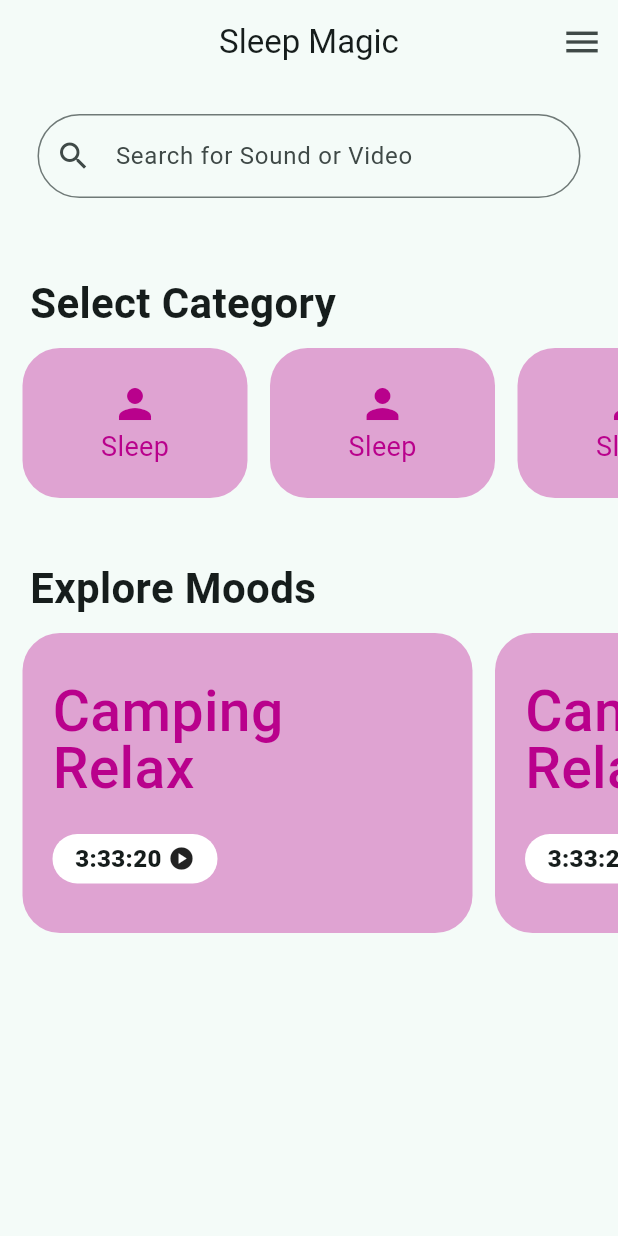
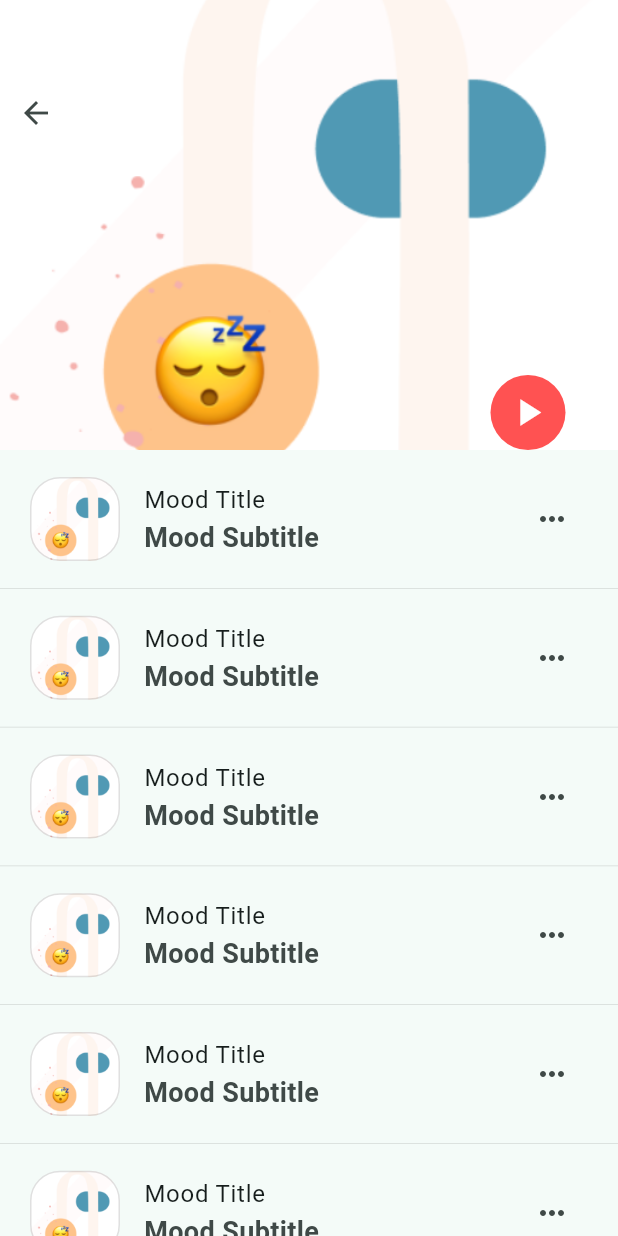
Before and after one commit to axornam/sleep_magic, a Flutter app: the HomeScreen screen opened directly, after a tap on "Camping Relax", on a phone screen of 412 x 824 dp. Run offline on Flutter 3.47's test engine with Material 2 defaults, Android fonts, the phone set to English and light mode, and no system bars.

Commit message:
add moode details page

```diff
--- a/lib/screens/home/home_screen.dart
+++ b/lib/screens/home/home_screen.dart
@@ -1,5 +1,7 @@
 import 'package:flutter/material.dart';
 import 'dart:math';
+
+import 'package:sleep_magic/screens/moods/mood_screen.dart';
 
 class HomeScreen extends StatefulWidget {
   const HomeScreen({super.key, required this.title});
@@ -210,7 +212,17 @@ class _HomeScreenState extends State<HomeScreen> {
             ],
           ),
         ),
-        onTap: () {},
+        onTap: () {
+          Navigator.of(context).push(
+            MaterialPageRoute(
+              builder: (_) => const MoodScreen(
+                moodId: "Camping Relax",
+                playTime: "20000",
+                noOfSongs: 20,
+              ),
+            ),
+          );
+        },
       ),
     );
   }
--- /dev/null
+++ b/lib/screens/moods/mood_screen.dart
@@ -0,0 +1,148 @@
+import 'package:flutter/material.dart';
+
+class MoodScreen extends StatefulWidget {
+  const MoodScreen(
+      {super.key, required this.moodId, String? playTime, int? noOfSongs});
+
+  final String moodId;
+  //final String playTime = null;
+  //final String noOfSongs = null;
+
+  @override
+  State<MoodScreen> createState() => _MoodScreenState();
+}
+
+class _MoodScreenState extends State<MoodScreen> {
+  @override
+  Widget build(BuildContext context) {
+    return Scaffold(
+      //appBar: AppBar(),
+      appBar: _customAppBar(),
+      body: Column(
+        children: [
+          //Container(
+          //decoration: const BoxDecoration(
+          //image: DecorationImage(
+          //image: AssetImage('assets/images/sleep_emoji.png'),
+          //fit: BoxFit.cover,
+          //),
+          //),
+          //height: 200,
+          //),
+          Expanded(
+            flex: 1,
+            child: ListView.builder(
+              itemBuilder: (context, index) =>
+                  _moodPlayList("Mood Title", "Mood Subtitle", ""),
+            ),
+          ),
+        ],
+      ),
+    );
+  }
+
+  PreferredSizeWidget _customAppBar() {
+    return PreferredSize(
+      preferredSize: const Size(300, 300),
+      child: Stack(
+        children: [
+          Align(
+            child: Container(
+              height: 300,
+              decoration: const BoxDecoration(
+                image: DecorationImage(
+                  image: AssetImage('assets/images/sleep_emoji.png'),
+                  fit: BoxFit.cover,
+                ),
+              ),
+            ),
+          ),
+          Align(
+            alignment: Alignment.topLeft,
+            child: SizedBox(
+              height: 150,
+              child: Row(
+                children: [
+                  IconButton(
+                    onPressed: () => Navigator.of(context).pop(),
+                    icon: const Icon(
+                      Icons.arrow_back,
+                    ),
+                  ),
+                ],
+              ),
+            ),
+          ),
+          Align(
+            alignment: Alignment.bottomRight,
+            child: Padding(
+              padding: const EdgeInsets.only(
+                top: 150,
+                left: 120,
+                right: 35,
+              ),
+              child: Container(
+                height: 50,
+                width: 50,
+                decoration: const BoxDecoration(
+                  color: Colors.redAccent,
+                  borderRadius: BorderRadius.all(Radius.circular(200)),
+                ),
+                child: IconButton(
+                  onPressed: () {},
+                  iconSize: 30,
+                  icon: const Icon(
+                    Icons.play_arrow,
+                    color: Colors.white,
+                  ),
+                ),
+              ),
+            ),
+          ),
+        ],
+      ),
+    );
+  }
+
+  Widget _moodPlayList(String title, String subtitle, String imgPath) {
+    return ListTile(
+      contentPadding: const EdgeInsets.symmetric(horizontal: 20, vertical: 10),
+      shape: const Border(
+        bottom: BorderSide(width: 0.5, color: Color(0x22000000)),
+      ),
+      leading: Container(
+        height: 60,
+        width: 60,
+        decoration: BoxDecoration(
+          border: Border.all(color: Colors.black12),
+          borderRadius: const BorderRadius.all(
+            Radius.circular(20),
+          ),
+          image: const DecorationImage(
+            image: AssetImage('assets/images/sleep_emoji.png'),
+            fit: BoxFit.cover,
+          ),
+        ),
+      ),
+      title: Text(
+        title,
+        style: const TextStyle(
+          fontSize: 16,
+          fontWeight: FontWeight.w400,
+        ),
+      ),
+      subtitle: Text(
+        subtitle,
+        style: const TextStyle(
+          fontWeight: FontWeight.w600,
+          fontSize: 18,
+        ),
+      ),
+      trailing: IconButton(
+        icon: const Icon(Icons.more_horiz),
+        onPressed: () {},
+      ),
+      onTap: () {},
+    );
+  }
+}
```
